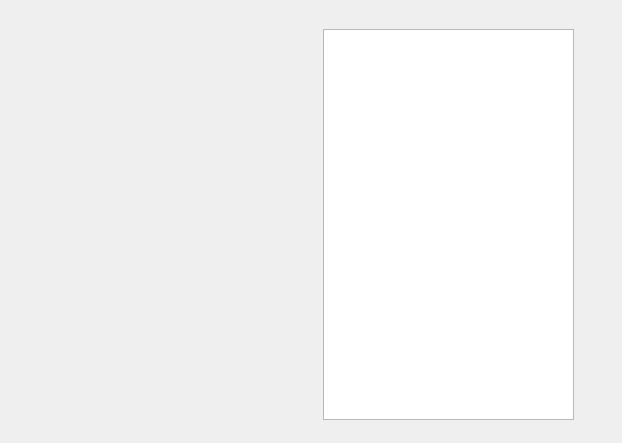
First picture: the form in Log/logwidget.ui, repository Blackghost56/Log, before the edit.
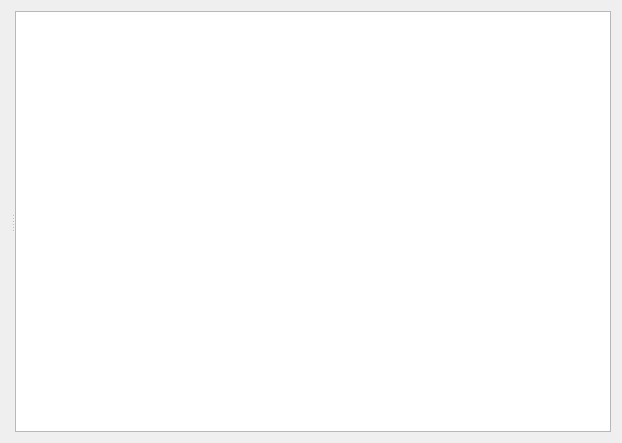
Second picture: the form after the edit.

```diff
--- a/Log/logwidget.ui
+++ b/Log/logwidget.ui
@@ -13,16 +13,23 @@
   <property name="windowTitle">
    <string>Form</string>
   </property>
-  <widget class="QPlainTextEdit" name="plainTextEdit">
-   <property name="geometry">
-    <rect>
-     <x>323</x>
-     <y>29</y>
-     <width>251</width>
-     <height>391</height>
-    </rect>
-   </property>
-  </widget>
+  <layout class="QGridLayout" name="gridLayout">
+   <item row="0" column="0">
+    <widget class="QSplitter" name="splitter">
+     <property name="orientation">
+      <enum>Qt::Horizontal</enum>
+     </property>
+     <widget class="QWidget" name="verticalLayoutWidget">
+      <layout class="QVBoxLayout" name="Filter_Layout">
+       <property name="sizeConstraint">
+        <enum>QLayout::SetMaximumSize</enum>
+       </property>
+      </layout>
+     </widget>
+     <widget class="QPlainTextEdit" name="TextEdit"/>
+    </widget>
+   </item>
+  </layout>
  </widget>
  <resources/>
  <connections/>
```
